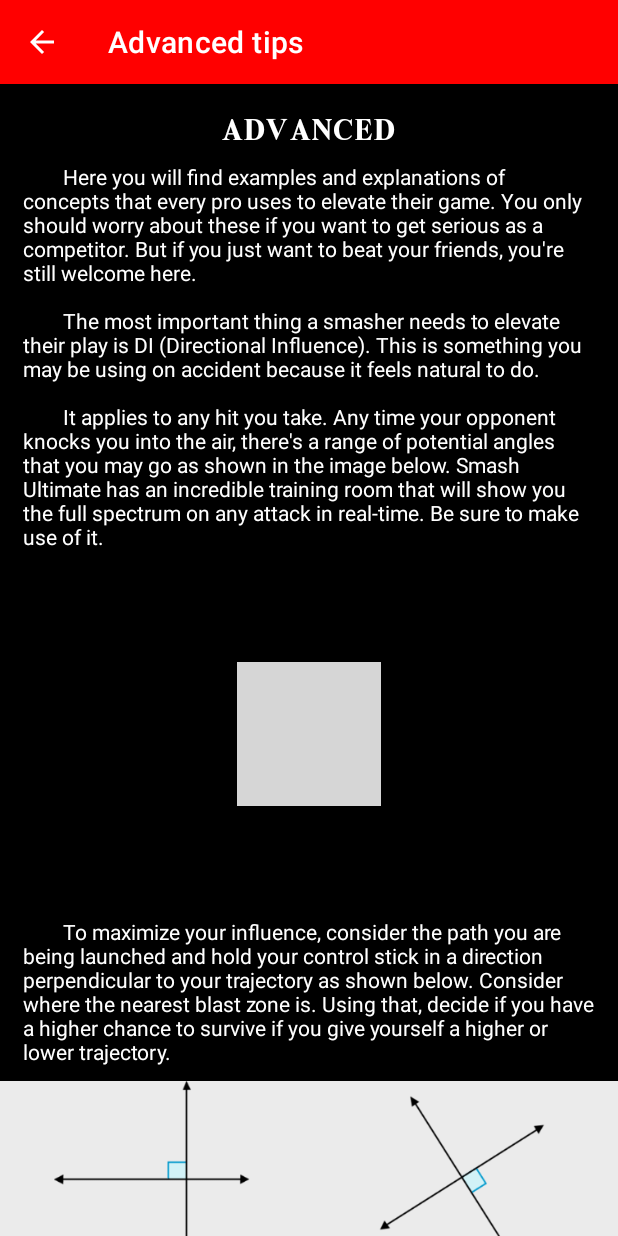
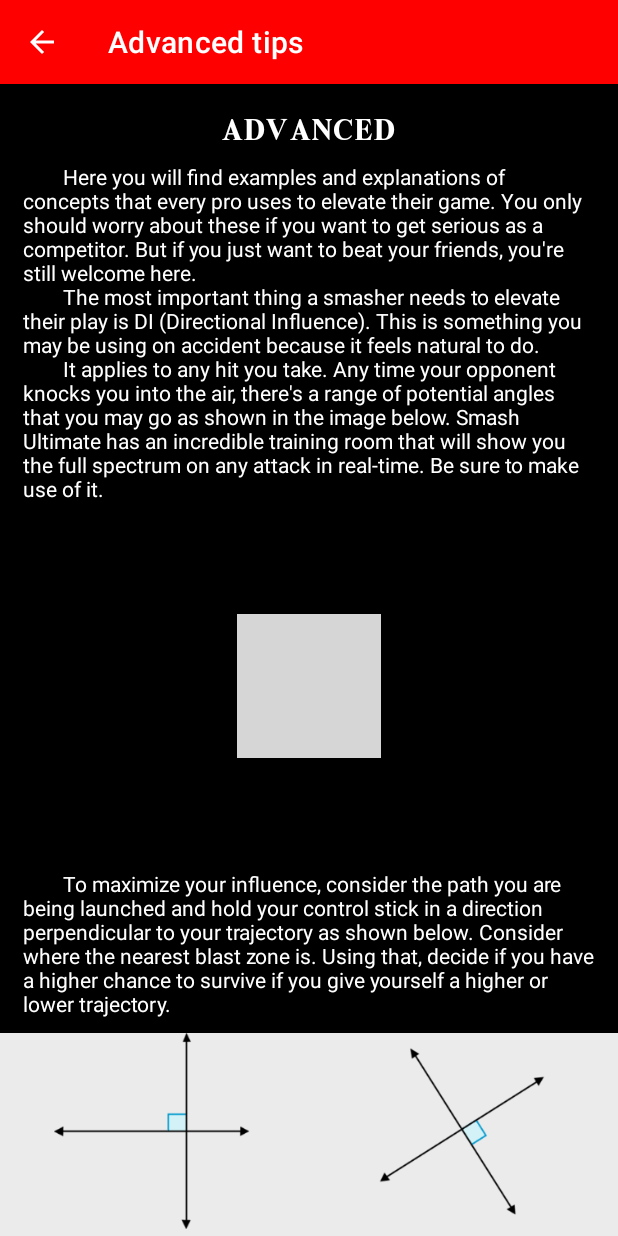
Before and after one commit to TravisKoz/capstone_theSuperSmashApp, an Android app: the AdvancedActivity screen opened directly, with no data from a screen before it, on a phone screen of 412 x 824 dp. Run offline under Robolectric (Android 15) with nearby library versions, the phone set to English and light mode, and no system bars; grey boxes are pictures that could not be loaded.

Commit message:
Bug fixed

```diff
--- a/app/src/main/res/layout/activity_advanced.xml
+++ b/app/src/main/res/layout/activity_advanced.xml
@@ -92,7 +92,7 @@
 
             <TableRow
                 android:layout_width="match_parent"
-                android:layout_height="match_parent">
+                android:layout_height="wrap_content">
 
                 <ImageView
                     android:id="@+id/imageView4"
--- a/app/src/main/res/values/strings.xml
+++ b/app/src/main/res/values/strings.xml
@@ -190,9 +190,9 @@
   <string name="image_of_assist_trophy">Image of Assist Trophy</string>
   <string name="view_assist_trophies_text">View Assist Trophies</string>
     <string name="advanced_title_text">Advanced</string>
-    <string name="advanced_desc_text">\t\tHere you will find examples and explanations of concepts that every pro uses to elevate their game. You only should worry about these if you want to get serious as a competitor. But if you just want to beat your friends, you\'re still welcome here.\n\n\t\tThe most important thing a smasher needs to elevate their play is DI (Directional Influence). This is something you may be using on accident because it feels natural to do. \n\n\t\tIt applies to any hit you take. Any time your opponent knocks you into the air, there\'s a range of potential angles that you may go as shown in the image below. Smash Ultimate has an incredible training room that will show you the full spectrum on any attack in real-time. Be sure to make use of it.</string>
+    <string name="advanced_desc_text">\t\tHere you will find examples and explanations of concepts that every pro uses to elevate their game. You only should worry about these if you want to get serious as a competitor. But if you just want to beat your friends, you\'re still welcome here.\n\t\tThe most important thing a smasher needs to elevate their play is DI (Directional Influence). This is something you may be using on accident because it feels natural to do. \n\t\tIt applies to any hit you take. Any time your opponent knocks you into the air, there\'s a range of potential angles that you may go as shown in the image below. Smash Ultimate has an incredible training room that will show you the full spectrum on any attack in real-time. Be sure to make use of it.</string>
     <string name="advanced_desc_text2">\t\tTo maximize your influence, consider the path you are being launched and hold your control stick in a direction perpendicular to your trajectory as shown below. Consider where the nearest blast zone is. Using that, decide if you have a higher chance to survive if you give yourself a higher or lower trajectory.</string>
-    <string name="advanced_desc_text3">\t\tIt\'s not just useful for saving your life on the final hit. It can also cut your opponent\'s combo short while they attempt to juggle you. If you choose a direction they are not expecting you can potentially escape. When being combo\'d at low percents and you\'re not sure what the safest choice is, just remember : \"When in doubt, hold out.\" \n\n\t\tAfter DI, there\'s SDI(Smash Directional Influence). Think of it as lots of small DI inputs to escape many smaller hits in succession. \n\nLet\'s say you\'re DK in the example below. You want to get out of Little Mac\'s jab combo by going left. Well, you can\'t just hold left. The game will only move you once if you do that. \n\n\t\tSo, to make the game accept multiple inputs to the left, you have to change the direction you\'re pointing on your stick while still pointing the general direction you want to go. Each time you input a different direction, the game will move you accordingly while you\'re in hitstun.</string>
+    <string name="advanced_desc_text3">\t\tIt\'s not just useful for saving your life on the final hit. It can also cut your opponent\'s combo short while they attempt to juggle you. If you choose a direction they are not expecting you can potentially escape. When being combo\'d at low percents and you\'re not sure what the safest choice is, just remember : \"When in doubt, hold out.\" \n\t\tAfter DI, there\'s SDI(Smash Directional Influence). Think of it as lots of small DI inputs to escape many smaller hits in succession. \nLet\'s say you\'re DK in the example below. You want to get out of Little Mac\'s jab combo by going left. Well, you can\'t just hold left. The game will only move you once if you do that. \n\t\tSo, to make the game accept multiple inputs to the left, you have to change the direction you\'re pointing on your stick while still pointing the general direction you want to go. Each time you input a different direction, the game will move you accordingly while you\'re in hitstun.</string>
   <string name="fighters_title">Fighters</string>
   <string name="fighters_text">Super Smash Bros. Ultimate, as with other games in the Super Smash Bros. series, features a crossover cast of fighters from several different Nintendo franchises, as well as fighters from series by third-party developers. The base game features 74 playable fighters, consisting of all 63 previous fighters from past entries and 11 new ones. When starting the game, players only have access to the eight starter characters of the original 1999 Super Smash Bros. game and must unlock the rest by completing the game\'s Classic mode, playing through World of Light, or fighting a certain amount of battles.</string>
   <string name="gameplayy_image_description">Super Smash Bros Ultimate gameplay image.</string>
```
